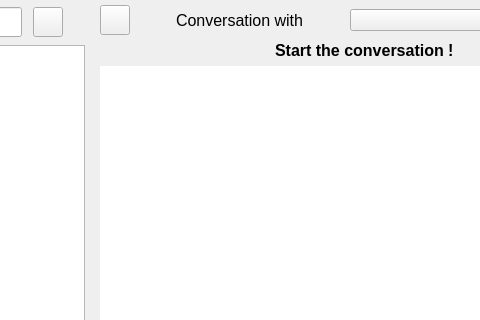
This is callwidget.ui in savoirfairelinux/jami-client-windows as Qt 5 draws it before an edit; both pictures show x 239 to 719 and y 0 to 320 of the 1024 by 724 pixel window. The edited form follows.
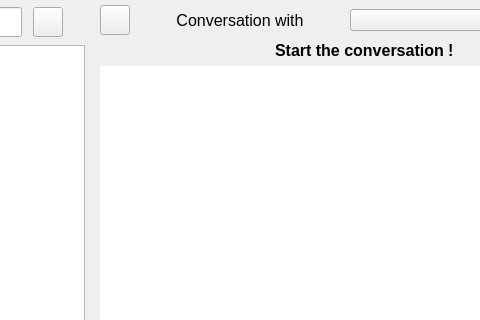
This is the edited form. The open tabs and pages were chosen to show the change. Icons and pictures are not drawn. Custom widgets are drawn as their Qt base class.

Commit message:
im: fix for conversation label blocking resize
- Activate text word wrap so that the label will
not try to expand horizontally

Tuleap: #420

The edit to the form file:
```diff
--- a/callwidget.ui
+++ b/callwidget.ui
@@ -835,6 +835,12 @@
                     <property name="text">
                      <string>Conversation with</string>
                     </property>
+                    <property name="alignment">
+                     <set>Qt::AlignCenter</set>
+                    </property>
+                    <property name="wordWrap">
+                     <bool>true</bool>
+                    </property>
                    </widget>
                   </item>
                   <item>
```
Left out of the diff: 2 changed lines with no effect on the pictures.
